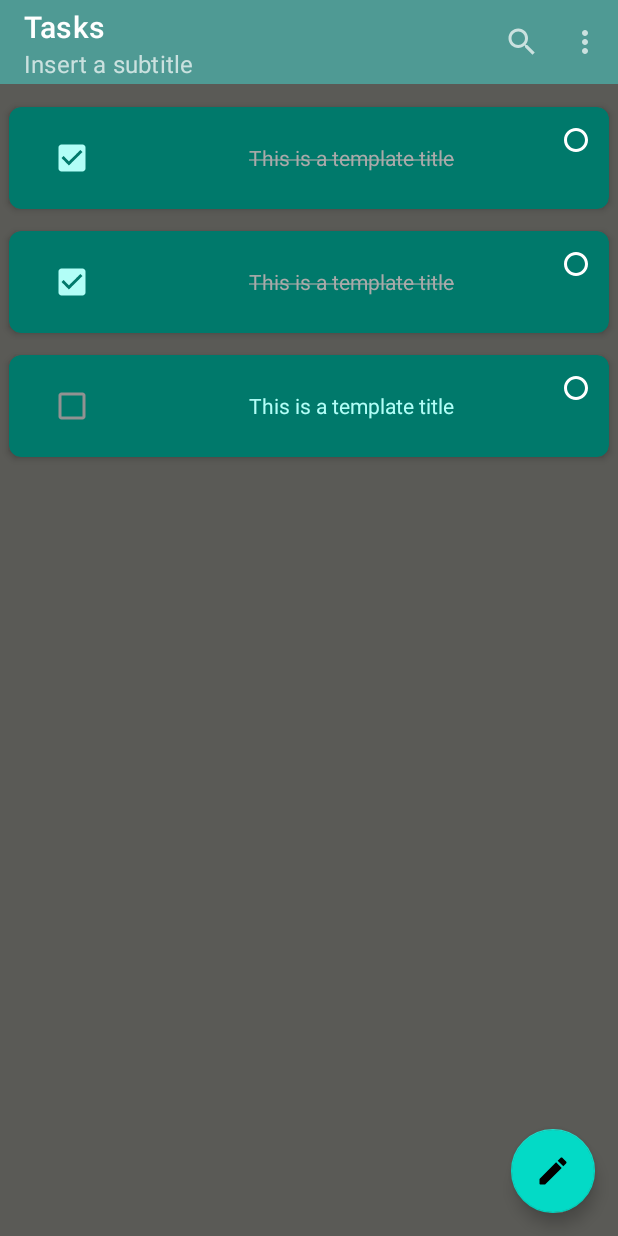
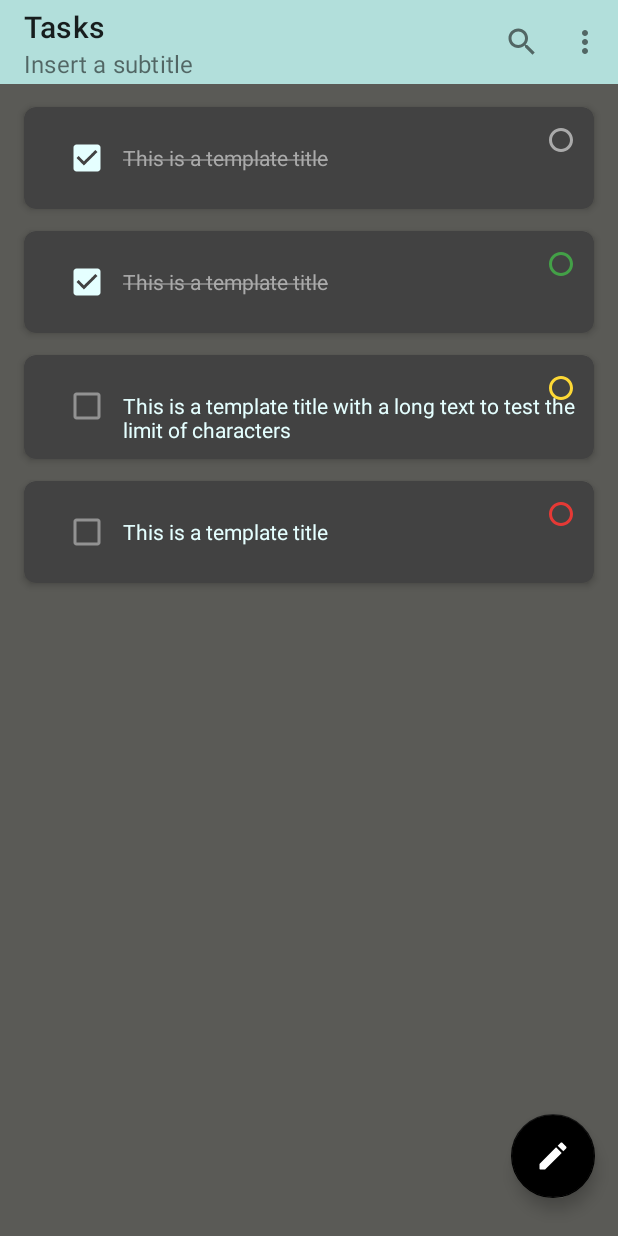
Before and after one commit to EmmaCG19/Taskete-android-app, an Android app: the screen it shows after launch (MainActivity), on a phone screen of 412 x 824 dp. Run offline under Robolectric (Android 15) with nearby library versions, the phone set to English and light mode, and no system bars.

Commit message:
Testing Material design colors

```diff
--- a/app/src/main/java/com/example/taskete/TaskAdapter.kt
+++ b/app/src/main/java/com/example/taskete/TaskAdapter.kt
@@ -18,7 +18,7 @@ class TaskAdapter(val listener: TaskListener) : RecyclerView.Adapter<TaskAdapter
         val taskCard: CardView = itemView.findViewById(R.id.taskCardView)
         val txtTitle: TextView = itemView.findViewById(R.id.txtTitle)
         val chkIsDone: CheckBox = itemView.findViewById(R.id.chkIsDone)
-        val priorityIcon: ImageView = itemView.findViewById(R.id.priorityIcon)
+        val imgPriority: ImageView = itemView.findViewById(R.id.priorityIcon)
         //TODO falta agregar un icono para indicar la prioridad de la task
     }
 
@@ -43,18 +43,7 @@ class TaskAdapter(val listener: TaskListener) : RecyclerView.Adapter<TaskAdapter
                 tasks[position].isDone = isChecked
                 strikeText(this, tasks[position])
             }
-
         }
-
-    }
-
-    private fun setPriorityColor(holder: TaskViewHolder, task: Task) {
-        var priorityIcon = holder.priorityIcon
-
-        when(task.priority){
-//         Priority.LOW ->  priorityIcon.colorFilter =
-        }
-
     }
 
     fun updateTasks(newTasks: List<Task>) {
@@ -62,7 +51,6 @@ class TaskAdapter(val listener: TaskListener) : RecyclerView.Adapter<TaskAdapter
     }
 
     private fun strikeText(holder: TaskViewHolder, task: Task) {
-
         var text = holder.txtTitle
 
         if (task.isDone) {
@@ -74,7 +62,22 @@ class TaskAdapter(val listener: TaskListener) : RecyclerView.Adapter<TaskAdapter
         }
     }
 
+    private fun setPriorityColor(holder: TaskViewHolder, task: Task) {
+        val icon = holder.imgPriority.drawable
+        val colors = holder.itemView.resources
 
+        val highColor = colors.getColor(R.color.colorPriorityHigh)
+        val mediumColor = colors.getColor(R.color.colorPriorityMedium)
+        val lowColor = colors.getColor(R.color.colorPriorityLow)
+        val noColor = colors.getColor(R.color.colorPriorityNotAssigned)
+
+        when (task.priority) {
+            Priority.LOW -> icon.setTint(lowColor)
+            Priority.MEDIUM -> icon.setTint(mediumColor)
+            Priority.HIGH -> icon.setTint(highColor)
+            else -> icon.setTint(noColor)
+        }
+    }
 }
 
 interface TaskListener {
--- a/app/src/main/java/com/example/taskete/TasksProvider.kt
+++ b/app/src/main/java/com/example/taskete/TasksProvider.kt
@@ -4,6 +4,7 @@ object TasksProvider {
     fun getTasks(): List<Task> = listOf<Task>(
             Task(1, "This is a template title", "This is a template description", Priority.NOTASSIGNED, true),
             Task(2, "This is a template title", "This is a template description", Priority.LOW, true),
-            Task(3, "This is a template title", "This is a template description", Priority.MEDIUM, false),
+            Task(3, "This is a template title with a long text to test the limit of characters", "This is a template description", Priority.MEDIUM, false),
+            Task(4, "This is a template title", "This is a template description", Priority.HIGH, false),
     )
 }
--- a/app/src/main/res/layout/activity_main.xml
+++ b/app/src/main/res/layout/activity_main.xml
@@ -23,23 +23,56 @@
             android:id="@+id/rvTasks"
             android:layout_width="0dp"
             android:layout_height="wrap_content"
-            android:layout_marginTop = "8dp"
+            android:layout_marginTop="8dp"
             app:layoutManager="androidx.recyclerview.widget.LinearLayoutManager"
-            app:layout_constraintEnd_toEndOf="parent"
-            app:layout_constraintStart_toStartOf="parent"
+            app:layout_constraintEnd_toEndOf="@id/guidelineRight"
+            app:layout_constraintStart_toStartOf="@id/guidelineLeft"
             app:layout_constraintTop_toBottomOf="@+id/toolbar"
             tools:itemCount="5" />
+
+
+        <androidx.constraintlayout.widget.Guideline
+            android:id="@+id/guidelineLeft"
+            android:layout_width="wrap_content"
+            android:layout_height="wrap_content"
+            android:orientation="vertical"
+            app:layout_constraintGuide_begin="10dp" />
+
+        <androidx.constraintlayout.widget.Guideline
+            android:id="@+id/guidelineRight"
+            android:layout_width="wrap_content"
+            android:layout_height="wrap_content"
+            android:orientation="vertical"
+            app:layout_constraintGuide_end="10dp" />
+
+        <androidx.constraintlayout.widget.Guideline
+            android:id="@+id/guidelineBottom"
+            android:layout_width="wrap_content"
+            android:layout_height="wrap_content"
+            android:orientation="horizontal"
+            app:layout_constraintGuide_end="10dp" />
 
         <com.google.android.material.floatingactionbutton.FloatingActionButton
             android:id="@+id/fabAddTask"
             android:layout_width="0dp"
             android:layout_height="wrap_content"
             android:layout_margin="15dp"
+            android:contentDescription="Add/Edit a task"
             android:elevation="8dp"
-            app:layout_constraintBottom_toBottomOf="parent"
+            app:layout_constraintBottom_toBottomOf="@id/guidelineBottom"
             app:layout_constraintEnd_toEndOf="parent"
-            app:srcCompat="@drawable/ic_create_black_18dp"
-            android:contentDescription="Add/Edit a task" />
+            app:srcCompat="@drawable/ic_create_black_18dp" />
+
 
     </androidx.constraintlayout.widget.ConstraintLayout>
 </androidx.coordinatorlayout.widget.CoordinatorLayout>
+
+
+    <!--        <CheckBox-->
+    <!--            android:id="@+id/chkTest"-->
+    <!--            android:layout_width="0dp"-->
+    <!--            android:layout_height="wrap_content"-->
+    <!--            android:layout_marginLeft="8dp"-->
+    <!--            android:checked="false"-->
+    <!--            app:layout_constraintBottom_toTopOf="@id/fabAddTask"-->
+    <!--            app:layout_constraintRight_toRightOf="parent" />-->
--- a/app/src/main/res/layout/item_card.xml
+++ b/app/src/main/res/layout/item_card.xml
@@ -7,7 +7,6 @@
     android:layout_width="match_parent"
     android:layout_height="wrap_content"
     android:animateLayoutChanges="true"
-    app:cardBackgroundColor="@color/secondaryColor"
     app:cardCornerRadius="8dp"
     app:cardElevation="3dp"
     app:cardUseCompatPadding="true">
@@ -15,14 +14,15 @@
     <androidx.constraintlayout.widget.ConstraintLayout
         android:layout_width="match_parent"
         android:layout_height="wrap_content"
-        android:layout_margin="10dp">
+        android:layout_margin="10dp"
+        android:theme="@style/Theme.Taskete">
 
         <CheckBox
             android:id="@+id/chkIsDone"
             android:layout_width="0dp"
             android:layout_height="wrap_content"
             android:layout_marginLeft="8dp"
-            android:checked="true"
+            android:checked="false"
             app:layout_constraintStart_toStartOf="parent"
             app:layout_constraintTop_toTopOf="parent" />
 
@@ -30,12 +30,10 @@
             android:id="@+id/txtTitle"
             android:layout_width="0dp"
             android:layout_height="wrap_content"
-            android:text="Lorem ipsum to do something"
-            android:textAlignment="center"
-            android:textColor="@color/primaryAccentColor"
+            android:text="This is a task card"
             app:layout_constraintBaseline_toBaselineOf="@id/chkIsDone"
+            app:layout_constraintStart_toEndOf="@id/chkIsDone"
             app:layout_constraintEnd_toEndOf="parent"
-            app:layout_constraintStart_toEndOf="@id/chkIsDone"
             app:layout_constraintTop_toTopOf="parent" />
 
         <ImageView
@@ -44,8 +42,7 @@
             android:layout_height="wrap_content"
             android:src="@drawable/ic_priority_circle"
             app:layout_constraintEnd_toEndOf="parent"
-            app:layout_constraintTop_toTopOf="parent"
-            app:tint="@color/white" />
+            app:layout_constraintTop_toTopOf="parent" />
 
     </androidx.constraintlayout.widget.ConstraintLayout>
 </androidx.cardview.widget.CardView>
--- a/app/src/main/res/layout/toolbar.xml
+++ b/app/src/main/res/layout/toolbar.xml
@@ -3,5 +3,5 @@
     android:id="@+id/toolbar"
     android:layout_width="match_parent"
     android:layout_height="wrap_content"
-    android:theme="@style/ThemeOverlay.AppCompat.Dark"
-    android:background="@color/primaryDarkColor"/>
+    android:theme="@style/ThemeOverlay.MaterialComponents.Light"
+    android:background="@color/primaryColor"/>
--- a/app/src/main/res/menu/main_menu.xml
+++ b/app/src/main/res/menu/main_menu.xml
@@ -5,7 +5,6 @@
     <item
         android:id="@+id/searchItem"
         android:icon="@drawable/ic_search_black_24dp"
-        android:iconTint="@color/white"
         android:title="Search"
         app:actionViewClass="android.widget.SearchView"
         app:showAsAction="ifRoom"/>
--- a/app/src/main/res/values/colors.xml
+++ b/app/src/main/res/values/colors.xml
@@ -1,5 +1,6 @@
 <?xml version="1.0" encoding="utf-8"?>
 <resources>
+    <!--### Default ###-->
     <color name="purple_200">#FFBB86FC</color>
     <color name="purple_500">#FF6200EE</color>
     <color name="purple_700">#FF3700B3</color>
@@ -8,16 +9,36 @@
     <color name="black">#FF000000</color>
     <color name="white">#FFFFFFFF</color>
 
-    <!--### Custom styles ###-->
-    <color name="primaryColor">#80cbc4</color>
-    <color name="primaryDarkColor">#4f9a94</color>
-    <color name="primaryAccentColor">#b2fef7</color>
-    <color name="secondaryColor">#00796b</color>
-    <color name="secondaryDarkColor">#004c40</color>
-    <color name="secondaryAccentColor">#48a999</color>
+    <!--### App v1 ###-->
+<!--    <color name="primaryColor">#80cbc4</color>-->
+<!--    <color name="primaryDarkColor">#4f9a94</color>-->
+<!--    <color name="primaryAccentColor">#b2fef7</color>-->
+<!--    <color name="secondaryColor">#00796b</color>-->
+<!--    <color name="secondaryDarkColor">#004c40</color>-->
+<!--    <color name="secondaryAccentColor">#48a999</color>-->
+<!--    <color name="colorBackground">#5A5A56</color>-->
+<!--    <color name="colorPrimaryText">@color/white</color>-->
+<!--    <color name="colorSecondaryText">@color/black</color-->
 
+    <!--### App v2 ###-->
+    <color name="primaryColor">#b2dfdb</color>
+    <color name="primaryDarkColor">#82ada9</color>
+    <color name="primaryAccentColor">#e5ffff</color>
+    <color name="secondaryColor">#5c6bc0</color>
+    <color name="secondaryDarkColor">#26418f</color>
+    <color name="secondaryAccentColor">#8e99f3</color>
+    <color name="colorBackground">#5A5A56</color>
+    <color name="colorPrimaryText">@color/black</color>
+    <color name="colorSecondaryText">@color/white</color>
+
+    <!--### Task title ###-->
     <color name="colorTextDisabled">#aaa</color>
     <color name="colorTextEnabled">@color/primaryAccentColor</color>
 
-    <color name="colorBackground">#5A5A56</color>
+    <!--### Task priority ###-->
+    <color name="colorPriorityHigh">#E53935</color>
+    <color name="colorPriorityMedium">#FDD835</color>
+    <color name="colorPriorityLow">#43A047</color>
+    <color name="colorPriorityNotAssigned">@color/colorTextDisabled</color>
+
 </resources>
--- a/app/src/main/res/values/themes.xml
+++ b/app/src/main/res/values/themes.xml
@@ -1,24 +1,16 @@
 <resources xmlns:tools="http://schemas.android.com/tools">
     <!-- Base application theme. -->
-    <!--    <style name="Theme.Taskete" parent="Theme.AppCompat.Light.NoActionBar">-->
-    <!--&lt;!&ndash;         Primary brand color. &ndash;&gt;-->
-    <!--        <item name="colorPrimary">@color/purple_500</item>-->
-    <!--        <item name="colorPrimaryVariant">@color/purple_700</item>-->
-    <!--        <item name="colorOnPrimary">@color/white</item>-->
-    <!--        &lt;!&ndash; Secondary brand color. &ndash;&gt;-->
-    <!--        <item name="colorSecondary">@color/teal_200</item>-->
-    <!--        <item name="colorSecondaryVariant">@color/teal_700</item>-->
-    <!--        <item name="colorOnSecondary">@color/black</item>-->
-    <!--        &lt;!&ndash; Status bar color. &ndash;&gt;-->
-    <!--        <item name="android:statusBarColor" tools:targetApi="l">?attr/colorPrimaryVariant</item>-->
-    <!--    </style>-->
-
-
     <style name="Theme.Taskete" parent="Theme.MaterialComponents.NoActionBar">
-        <!-- Customize your theme here. -->
         <item name="colorPrimary">@color/primaryColor</item>
         <item name="colorPrimaryDark">@color/primaryDarkColor</item>
         <item name="colorAccent">@color/primaryAccentColor</item>
+        <item name="colorSecondary">@color/black</item>#4db6ac
+        <item name="colorOnSecondary">@color/white</item>
+        <item name="colorSecondaryVariant">@color/secondaryDarkColor</item>
         <item name="android:windowBackground">@color/colorBackground</item>
     </style>
+
+    <style name="Theme.Taskete.FAB" parent="Widget.MaterialComponents.FloatingActionButton">
+        <item name="tint">@color/white</item>
+    </style>
 </resources>
```
